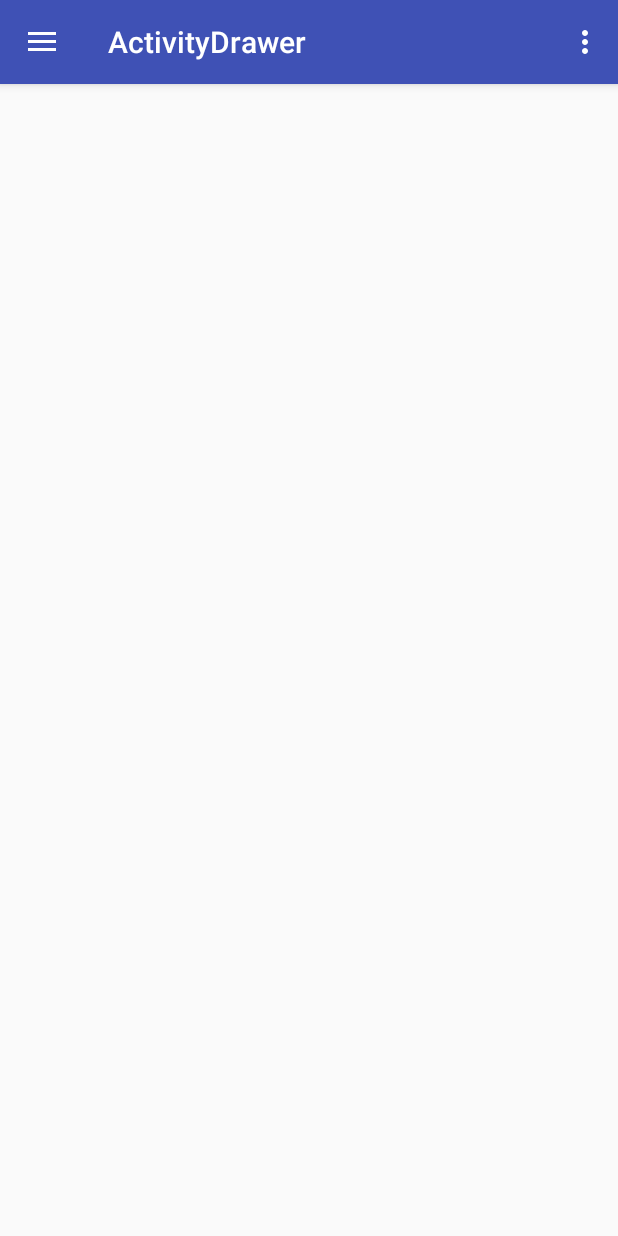
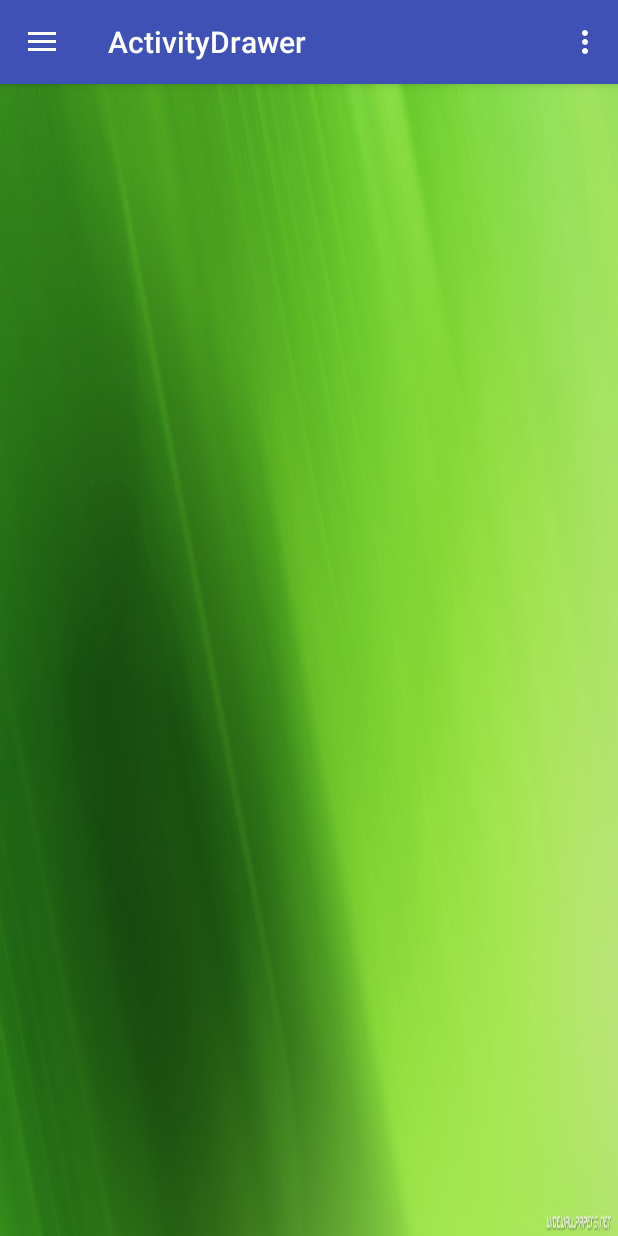
Before and after one commit to Mcsnakes/ServiceMEL, an Android app: the screen it shows after launch (ActivityDrawer), on a phone screen of 412 x 824 dp. Run offline under Robolectric (Android 15) with nearby library versions, the phone set to English and light mode, and no system bars.

```diff
--- a/app/src/main/java/sp/fr/servicemel/FragmentPharmacies.java
+++ b/app/src/main/java/sp/fr/servicemel/FragmentPharmacies.java
@@ -4,8 +4,6 @@ package sp.fr.servicemel;
 import android.content.Intent;
 import android.os.Bundle;
 import android.app.Fragment;
-import android.support.design.widget.Snackbar;
-import android.support.v7.app.AppCompatActivity;
 import android.util.Log;
 import android.view.LayoutInflater;
 import android.view.View;
--- a/app/src/main/java/sp/fr/servicemel/MapsActivity.java
+++ b/app/src/main/java/sp/fr/servicemel/MapsActivity.java
@@ -27,8 +27,10 @@ public class MapsActivity extends FragmentActivity implements OnMapReadyCallback
 
         //Récupération des données âsser à l'activité
         Bundle params = getIntent().getExtras();
+
         latitude = params.getDouble("latitude");
         longitude = params.getDouble("longitude");
+
     }
 
 
@@ -43,8 +45,10 @@ public class MapsActivity extends FragmentActivity implements OnMapReadyCallback
      */
     @Override
     public void onMapReady(GoogleMap googleMap) {
+
         mMap = googleMap;
-
+        //Réglage du zoom par défaut
+        mMap.setMinZoomPreference(16);
 
         LatLng sydney = new LatLng(longitude, latitude);
         mMap.addMarker(new MarkerOptions().position(sydney).title("Position de la pharmacie selectionner"));
--- a/app/src/main/res/layout/activity_drawer.xml
+++ b/app/src/main/res/layout/activity_drawer.xml
@@ -6,7 +6,9 @@
     android:layout_width="match_parent"
     android:layout_height="match_parent"
     android:fitsSystemWindows="true"
-    tools:openDrawer="start">
+    android:background="@mipmap/fond"
+    tools:openDrawer="start"
+    >
 
     <include
         layout="@layout/app_bar_activity_drawer"
--- a/app/src/main/res/layout/activity_maps.xml
+++ b/app/src/main/res/layout/activity_maps.xml
@@ -5,4 +5,4 @@
     android:name="com.google.android.gms.maps.SupportMapFragment"
     android:layout_width="match_parent"
     android:layout_height="match_parent"
-    tools:context="sp.fr.servicemel.MapsActivity" />
+    tools:context="sp.fr.servicemel.MapsActivity"/>
```
Also changed, not shown: app/src/main/res/mipmap-mdpi/fond.jpg (added), app/src/main/res/mipmap-mdpi/pharma.jpg (added).
